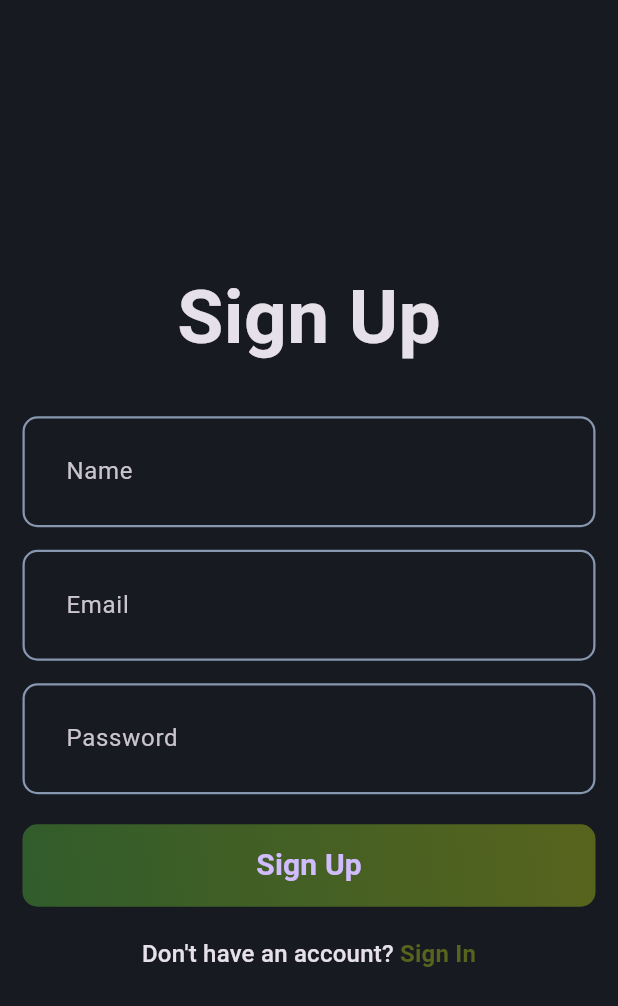
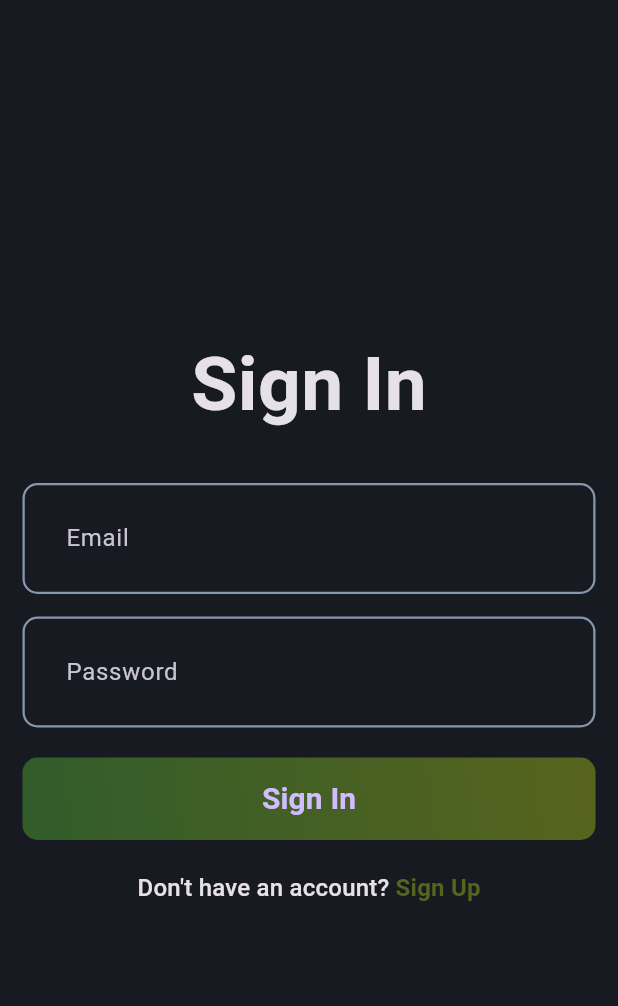
Before and after one commit to ab3649/Blog_App, a Flutter app: the screen it shows after launch, on a phone screen of 412 x 824 dp. Shown: the top 1006 px of the screen. Run offline on Flutter 3.47's test engine with Material 3 defaults, Android fonts, the phone set to English and light mode, and no system bars; our stand-ins replace fpdart, supabase_flutter; accounts and stored records are empty.

Commit message:
auth implementation

```diff
--- /dev/null
+++ b/lib/core/error/exceptions.dart
@@ -0,0 +1,4 @@
+class ServerException implements Exception {
+  final String message;
+  const ServerException(this.message);
+}
--- /dev/null
+++ b/lib/core/error/failure.dart
@@ -0,0 +1,4 @@
+class Failure {
+  final String message;
+  Failure({this.message = 'An unexpected error has occured'});
+}
--- /dev/null
+++ b/lib/core/secrets/supa_secrets.dart
@@ -0,0 +1,5 @@
+class AppSecrets {
+  static const supabaseUrl = 'https://prjrrbzwoxsnempsolch.supabase.co';
+  static const supabaseAnonKey =
+      'eyJhbGciOiJIUzI1NiIsInR5cCI6IkpXVCJ9.eyJpc3MiOiJzdXBhYmFzZSIsInJlZiI6InByanJyYnp3b3hzbmVtcHNvbGNoIiwicm9sZSI6ImFub24iLCJpYXQiOjE3MzAzNjEwMDcsImV4cCI6MjA0NTkzNzAwN30.i_KwzUPwqq0LCbSU7h68DgfYyqMNiVEQpoez2woAl_w';
+}
--- a/lib/core/theme/theme.dart
+++ b/lib/core/theme/theme.dart
@@ -12,6 +12,9 @@ class AppTheme {
       );
   static final darkThemeMode = ThemeData.dark().copyWith(
       scaffoldBackgroundColor: AppPallete.backgroundColor,
+      appBarTheme: AppBarTheme(
+        backgroundColor: AppPallete.backgroundColor,
+      ),
       inputDecorationTheme: InputDecorationTheme(
           contentPadding: const EdgeInsets.all(25),
           enabledBorder: _border(),
--- /dev/null
+++ b/lib/features/presentation/pages/login_page.dart
@@ -0,0 +1,94 @@
+import 'package:blog_app/core/theme/app_pallete.dart';
+import 'package:blog_app/features/presentation/pages/signup_page.dart';
+import 'package:blog_app/features/presentation/widgets/auth_field.dart';
+import 'package:blog_app/features/presentation/widgets/auth_gradient_button.dart';
+import 'package:flutter/material.dart';
+
+class LoginPage extends StatefulWidget {
+  static route() => MaterialPageRoute(builder: (context) => LoginPage());
+
+  const LoginPage({super.key});
+
+  @override
+  State<LoginPage> createState() => _LoginPageState();
+}
+
+class _LoginPageState extends State<LoginPage> {
+  final emailController = TextEditingController();
+  final passwordController = TextEditingController();
+  final formKey = GlobalKey<FormState>();
+
+  @override
+  void dispose() {
+    emailController.dispose();
+    passwordController.dispose();
+    super.dispose();
+  }
+
+  @override
+  Widget build(BuildContext context) {
+    return Scaffold(
+        body: Padding(
+      padding: const EdgeInsets.all(15),
+      child: Form(
+        key: formKey,
+        child: Column(
+          mainAxisAlignment: MainAxisAlignment.center,
+          children: [
+            const Text(
+              'Sign In',
+              style: TextStyle(fontSize: 50, fontWeight: FontWeight.bold),
+            ),
+            const SizedBox(
+              height: 30,
+            ),
+            AuthField(
+              hintText: 'Email',
+              controller: emailController,
+            ),
+            const SizedBox(
+              height: 15,
+            ),
+            AuthField(
+              hintText: 'Password',
+              controller: passwordController,
+              isObscureText: true,
+            ),
+            const SizedBox(
+              height: 20,
+            ),
+            const AuthGradientButton(
+              buttonText: 'Sign In',
+            ),
+            const SizedBox(
+              height: 20,
+            ),
+            GestureDetector(
+              onTap: () {
+                Navigator.push(
+                  context,
+                  // MaterialPageRoute(builder: (context) => SignUpPage()),
+                  SignUpPage.route(),
+                );
+              },
+              child: RichText(
+                  text: TextSpan(
+                      text: 'Don\'t have an account? ',
+                      style: Theme.of(context).textTheme.titleMedium,
+                      children: [
+                    TextSpan(
+                        text: 'Sign Up',
+                        style: Theme.of(context)
+                            .textTheme
+                            .titleMedium
+                            ?.copyWith(
+                                color: AppPallete.gradient1,
+                                fontWeight: FontWeight.bold))
+                  ])),
+            ),
+          ],
+        ),
+      ),
+    )); //const improves performance with constructor
+  }
+}
--- a/lib/features/widgets/auth_gradient_button.dart
+++ b/lib/features/presentation/widgets/auth_gradient_button.dart
@@ -2,7 +2,8 @@ import 'package:blog_app/core/theme/app_pallete.dart';
 import 'package:flutter/material.dart';
 
 class AuthGradientButton extends StatelessWidget {
-  const AuthGradientButton({super.key});
+  final String buttonText;
+  const AuthGradientButton({super.key, required this.buttonText});
 
   @override
   Widget build(BuildContext context) {
@@ -16,13 +17,13 @@ class AuthGradientButton extends StatelessWidget {
       child: ElevatedButton(
         onPressed: () {},
         style: ElevatedButton.styleFrom(
-          fixedSize: Size(395, 55),
+          fixedSize: const Size(395, 55),
           backgroundColor: AppPallete.transparentColor,
           shadowColor: AppPallete.transparentColor,
         ),
         child: Text(
-          'Sign Up',
-          style: TextStyle(fontSize: 20, fontWeight: FontWeight.w600),
+          buttonText,
+          style: const TextStyle(fontSize: 20, fontWeight: FontWeight.w600),
         ),
       ),
     );
--- a/lib/main.dart
+++ b/lib/main.dart
@@ -1,8 +1,15 @@
+import 'package:blog_app/core/secrets/supa_secrets.dart';
 import 'package:blog_app/core/theme/theme.dart';
-import 'package:blog_app/features/presentation/pages/signup_page.dart';
+import 'package:blog_app/features/presentation/pages/login_page.dart';
+// import 'package:blog_app/features/presentation/pages/signup_page.dart';
 import 'package:flutter/material.dart';
+import 'package:supabase_flutter/supabase_flutter.dart';
 
-void main() {
+void main() async {
+  //need to add the below line in case of a before runApp() initialization like firebase or supabase, it is automatically added before runApp() but need to add manually for running stuff before runApp(0
+  WidgetsFlutterBinding.ensureInitialized();
+  final supabase = await Supabase.initialize(
+      url: AppSecrets.supabaseUrl, anonKey: AppSecrets.supabaseAnonKey);
   runApp(const MyApp());
 }
 
@@ -15,7 +22,8 @@ class MyApp extends StatelessWidget {
       debugShowCheckedModeBanner: false,
       title: 'Blog App',
       theme: AppTheme.darkThemeMode,
-      home: const SignUpPage(),
+      // home: const SignUpPage(),
+      home: const LoginPage(),
     );
   }
 }
--- a/pubspec.yaml
+++ b/pubspec.yaml
@@ -35,6 +35,9 @@ dependencies:
   # The following adds the Cupertino Icons font to your application.
   # Use with the CupertinoIcons class for iOS style icons.
   cupertino_icons: ^1.0.2
+  fpdart: ^1.1.0
+  supabase_flutter: ^2.8.0
+
 
 dev_dependencies:
   flutter_test:
```
Also changed, not shown: lib/features/data/datasources/auth_remote_data_source.dart (added, +48 -0 lines), lib/features/data/repositories/auth_repository_impl.dart (added, +39 -0 lines), lib/features/domain/repository/auth_repository.dart (added, +14 -0 lines), lib/features/presentation/pages/signup_page.dart (+20 -6 lines), lib/features/presentation/widgets/auth_field.dart (renamed from lib/features/widgets/auth_field.dart), pubspec.lock, 6 other files.
